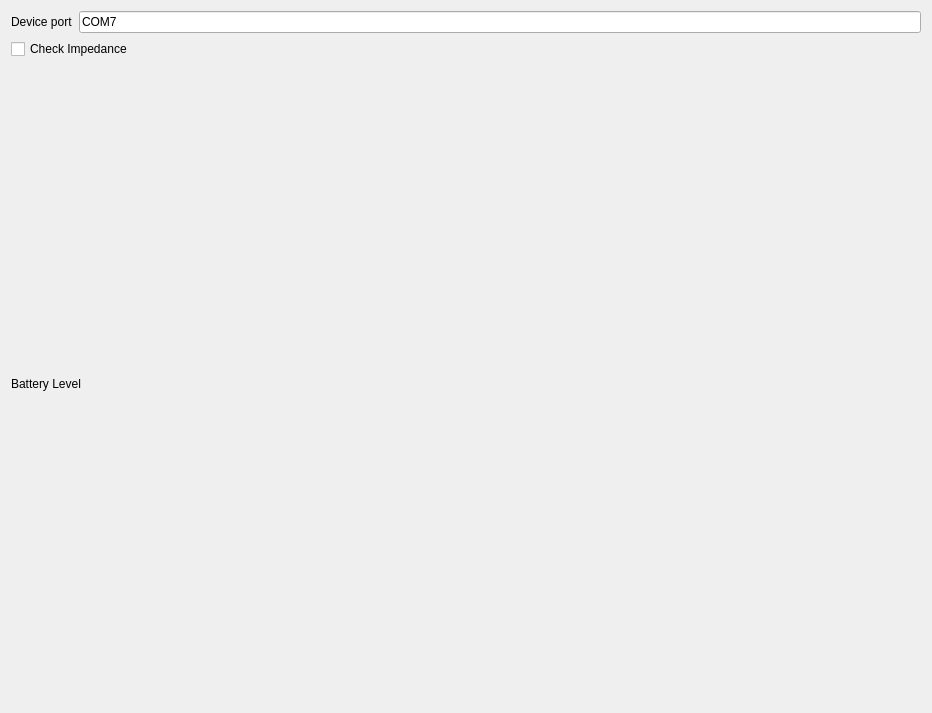
PhysioLabXR/PhysioLabXR-Community, file physiolabxr/_ui/DSI24_Options.ui: the form before one commit.
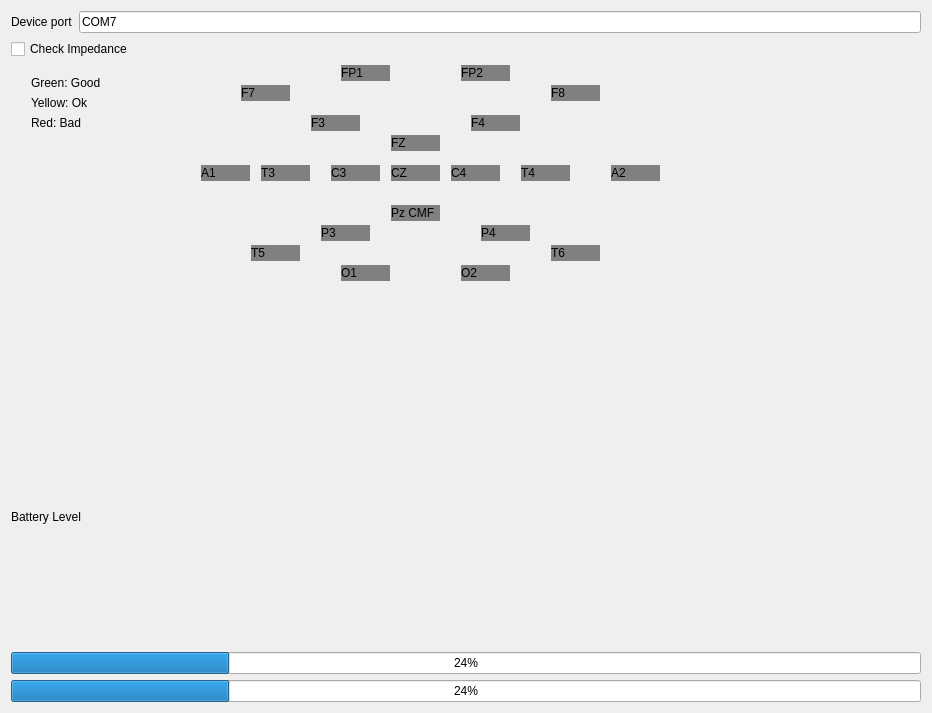
The form after the commit.

Commit message: Adding Battery and Impedance Check for the DSI-24.

Diff of the .ui file:
```diff
--- a/physiolabxr/_ui/DSI24_Options.ui
+++ b/physiolabxr/_ui/DSI24_Options.ui
@@ -46,14 +46,435 @@
     </widget>
    </item>
    <item>
-    <layout class="QHBoxLayout" name="horizontalLayout">
+    <widget class="QWidget" name="widget" native="true">
+     <widget class="QLabel" name="FP1">
+      <property name="geometry">
+       <rect>
+        <x>330</x>
+        <y>0</y>
+        <width>49</width>
+        <height>16</height>
+       </rect>
+      </property>
+      <property name="maximumSize">
+       <size>
+        <width>100</width>
+        <height>100</height>
+       </size>
+      </property>
+      <property name="styleSheet">
+       <string notr="true">    background-color: gray;
+    color: black;
+</string>
+      </property>
+      <property name="text">
+       <string>FP1</string>
+      </property>
+     </widget>
+     <widget class="QLabel" name="FP2">
+      <property name="geometry">
+       <rect>
+        <x>450</x>
+        <y>0</y>
+        <width>49</width>
+        <height>16</height>
+       </rect>
+      </property>
+      <property name="styleSheet">
+       <string notr="true">    background-color: gray;
+    color: black;</string>
+      </property>
+      <property name="text">
+       <string>FP2</string>
+      </property>
+     </widget>
+     <widget class="QLabel" name="F7">
+      <property name="geometry">
+       <rect>
+        <x>230</x>
+        <y>20</y>
+        <width>49</width>
+        <height>16</height>
+       </rect>
+      </property>
+      <property name="styleSheet">
+       <string notr="true">    background-color: gray;
+    color: black;</string>
+      </property>
+      <property name="text">
+       <string>F7</string>
+      </property>
+     </widget>
+     <widget class="QLabel" name="F3">
+      <property name="geometry">
+       <rect>
+        <x>300</x>
+        <y>50</y>
+        <width>49</width>
+        <height>16</height>
+       </rect>
+      </property>
+      <property name="styleSheet">
+       <string notr="true">    background-color: gray;
+    color: black;</string>
+      </property>
+      <property name="text">
+       <string>F3</string>
+      </property>
+     </widget>
+     <widget class="QLabel" name="Fz">
+      <property name="geometry">
+       <rect>
+        <x>380</x>
+        <y>70</y>
+        <width>49</width>
+        <height>16</height>
+       </rect>
+      </property>
+      <property name="styleSheet">
+       <string notr="true">    background-color: gray;
+    color: black;</string>
+      </property>
+      <property name="text">
+       <string>FZ</string>
+      </property>
+     </widget>
+     <widget class="QLabel" name="F8">
+      <property name="geometry">
+       <rect>
+        <x>540</x>
+        <y>20</y>
+        <width>49</width>
+        <height>16</height>
+       </rect>
+      </property>
+      <property name="styleSheet">
+       <string notr="true">    background-color: gray;
+    color: black;</string>
+      </property>
+      <property name="text">
+       <string>F8</string>
+      </property>
+     </widget>
+     <widget class="QLabel" name="F4">
+      <property name="geometry">
+       <rect>
+        <x>460</x>
+        <y>50</y>
+        <width>49</width>
+        <height>16</height>
+       </rect>
+      </property>
+      <property name="styleSheet">
+       <string notr="true">    background-color: gray;
+    color: black;</string>
+      </property>
+      <property name="text">
+       <string>F4</string>
+      </property>
+     </widget>
+     <widget class="QLabel" name="C3">
+      <property name="geometry">
+       <rect>
+        <x>320</x>
+        <y>100</y>
+        <width>49</width>
+        <height>16</height>
+       </rect>
+      </property>
+      <property name="styleSheet">
+       <string notr="true">    background-color: gray;
+    color: black;</string>
+      </property>
+      <property name="text">
+       <string>C3</string>
+      </property>
+     </widget>
+     <widget class="QLabel" name="Cz">
+      <property name="geometry">
+       <rect>
+        <x>380</x>
+        <y>100</y>
+        <width>49</width>
+        <height>16</height>
+       </rect>
+      </property>
+      <property name="styleSheet">
+       <string notr="true">    background-color: gray;
+    color: black;</string>
+      </property>
+      <property name="text">
+       <string>CZ</string>
+      </property>
+     </widget>
+     <widget class="QLabel" name="C4">
+      <property name="geometry">
+       <rect>
+        <x>440</x>
+        <y>100</y>
+        <width>49</width>
+        <height>16</height>
+       </rect>
+      </property>
+      <property name="styleSheet">
+       <string notr="true">    background-color: gray;
+    color: black;</string>
+      </property>
+      <property name="text">
+       <string>C4</string>
+      </property>
+     </widget>
+     <widget class="QLabel" name="T4">
+      <property name="geometry">
+       <rect>
+        <x>510</x>
+        <y>100</y>
+        <width>49</width>
+        <height>16</height>
+       </rect>
+      </property>
+      <property name="styleSheet">
+       <string notr="true">    background-color: gray;
+    color: black;</string>
+      </property>
+      <property name="text">
+       <string>T4</string>
+      </property>
+     </widget>
+     <widget class="QLabel" name="T3">
+      <property name="geometry">
+       <rect>
+        <x>250</x>
+        <y>100</y>
+        <width>49</width>
+        <height>16</height>
+       </rect>
+      </property>
+      <property name="styleSheet">
+       <string notr="true">    background-color: gray;
+    color: black;</string>
+      </property>
+      <property name="text">
+       <string>T3</string>
+      </property>
+     </widget>
+     <widget class="QLabel" name="T5">
+      <property name="geometry">
+       <rect>
+        <x>240</x>
+        <y>180</y>
+        <width>49</width>
+        <height>16</height>
+       </rect>
+      </property>
+      <property name="styleSheet">
+       <string notr="true">    background-color: gray;
+    color: black;</string>
+      </property>
+      <property name="text">
+       <string>T5</string>
+      </property>
+     </widget>
+     <widget class="QLabel" name="P3">
+      <property name="geometry">
+       <rect>
+        <x>310</x>
+        <y>160</y>
+        <width>49</width>
+        <height>16</height>
+       </rect>
+      </property>
+      <property name="styleSheet">
+       <string notr="true">    background-color: gray;
+    color: black;</string>
+      </property>
+      <property name="text">
+       <string>P3</string>
+      </property>
+     </widget>
+     <widget class="QLabel" name="Pz">
+      <property name="geometry">
+       <rect>
+        <x>380</x>
+        <y>140</y>
+        <width>49</width>
+        <height>16</height>
+       </rect>
+      </property>
+      <property name="styleSheet">
+       <string notr="true">    background-color: gray;
+    color: black;</string>
+      </property>
+      <property name="text">
+       <string>Pz CMF</string>
+      </property>
+     </widget>
+     <widget class="QLabel" name="P4">
+      <property name="geometry">
+       <rect>
+        <x>470</x>
+        <y>160</y>
+        <width>49</width>
+        <height>16</height>
+       </rect>
+      </property>
+      <property name="styleSheet">
+       <string notr="true">    background-color: gray;
+    color: black;</string>
+      </property>
+      <property name="text">
+       <string>P4</string>
+      </property>
+     </widget>
+     <widget class="QLabel" name="T6">
+      <property name="geometry">
+       <rect>
+        <x>540</x>
+        <y>180</y>
+        <width>49</width>
+        <height>16</height>
+       </rect>
+      </property>
+      <property name="styleSheet">
+       <string notr="true">    background-color: gray;
+    color: black;</string>
+      </property>
+      <property name="text">
+       <string>T6</string>
+      </property>
+     </widget>
+     <widget class="QLabel" name="O1">
+      <property name="geometry">
+       <rect>
+        <x>330</x>
+        <y>200</y>
+        <width>49</width>
+        <height>16</height>
+       </rect>
+      </property>
+      <property name="styleSheet">
+       <string notr="true">    background-color: gray;
+    color: black;</string>
+      </property>
+      <property name="text">
+       <string>O1</string>
+      </property>
+     </widget>
+     <widget class="QLabel" name="O2">
+      <property name="geometry">
+       <rect>
+        <x>450</x>
+        <y>200</y>
+        <width>49</width>
+        <height>16</height>
+       </rect>
+      </property>
+      <property name="styleSheet">
+       <string notr="true">    background-color: gray;
+    color: black;</string>
+      </property>
+      <property name="text">
+       <string>O2</string>
+      </property>
+     </widget>
+     <widget class="QLabel" name="A1">
+      <property name="geometry">
+       <rect>
+        <x>190</x>
+        <y>100</y>
+        <width>49</width>
+        <height>16</height>
+       </rect>
+      </property>
+      <property name="styleSheet">
+       <string notr="true">    background-color: gray;
+    color: black;</string>
+      </property>
+      <property name="text">
+       <string>A1</string>
+      </property>
+     </widget>
+     <widget class="QLabel" name="A2">
+      <property name="geometry">
+       <rect>
+        <x>600</x>
+        <y>100</y>
+        <width>49</width>
+        <height>16</height>
+       </rect>
+      </property>
+      <property name="styleSheet">
+       <string notr="true">    background-color: gray;
+    color: black;</string>
+      </property>
+      <property name="text">
+       <string>A2</string>
+      </property>
+     </widget>
+     <widget class="QLabel" name="label">
+      <property name="geometry">
+       <rect>
+        <x>20</x>
+        <y>10</y>
+        <width>111</width>
+        <height>16</height>
+       </rect>
+      </property>
+      <property name="text">
+       <string>Green: Good</string>
+      </property>
+     </widget>
+     <widget class="QLabel" name="label_3">
+      <property name="geometry">
+       <rect>
+        <x>20</x>
+        <y>30</y>
+        <width>91</width>
+        <height>16</height>
+       </rect>
+      </property>
+      <property name="text">
+       <string>Yellow: Ok</string>
+      </property>
+     </widget>
+     <widget class="QLabel" name="label_4">
+      <property name="geometry">
+       <rect>
+        <x>20</x>
+        <y>50</y>
+        <width>101</width>
+        <height>16</height>
+       </rect>
+      </property>
+      <property name="text">
+       <string>Red: Bad</string>
+      </property>
+     </widget>
+    </widget>
+   </item>
+   <item>
+    <layout class="QVBoxLayout" name="verticalLayout_2">
      <item>
-      <widget class="QLabel" name="label">
+      <widget class="QLabel" name="label_5">
        <property name="text">
         <string>Battery Level</string>
        </property>
       </widget>
      </item>
+     <item>
+      <widget class="QProgressBar" name="batteryBar1">
+       <property name="value">
+        <number>24</number>
+       </property>
+      </widget>
+     </item>
+     <item>
+      <widget class="QProgressBar" name="batteryBar2">
+       <property name="value">
+        <number>24</number>
+       </property>
+      </widget>
+     </item>
     </layout>
    </item>
   </layout>
```
The commit also changes 3 other files.
